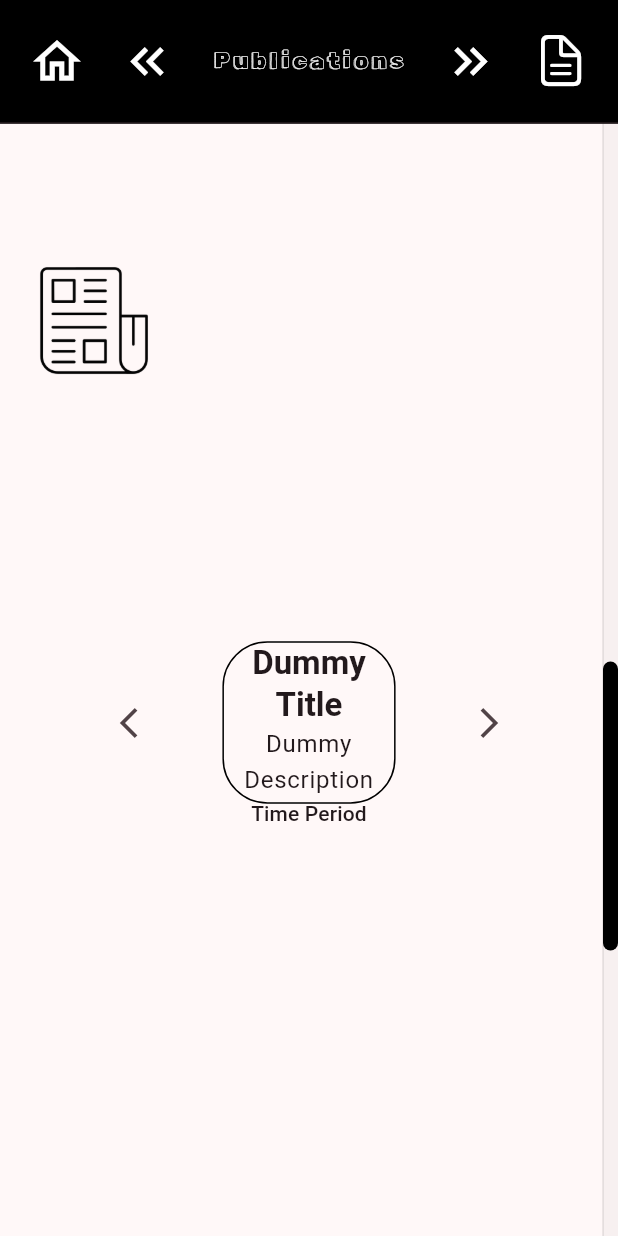
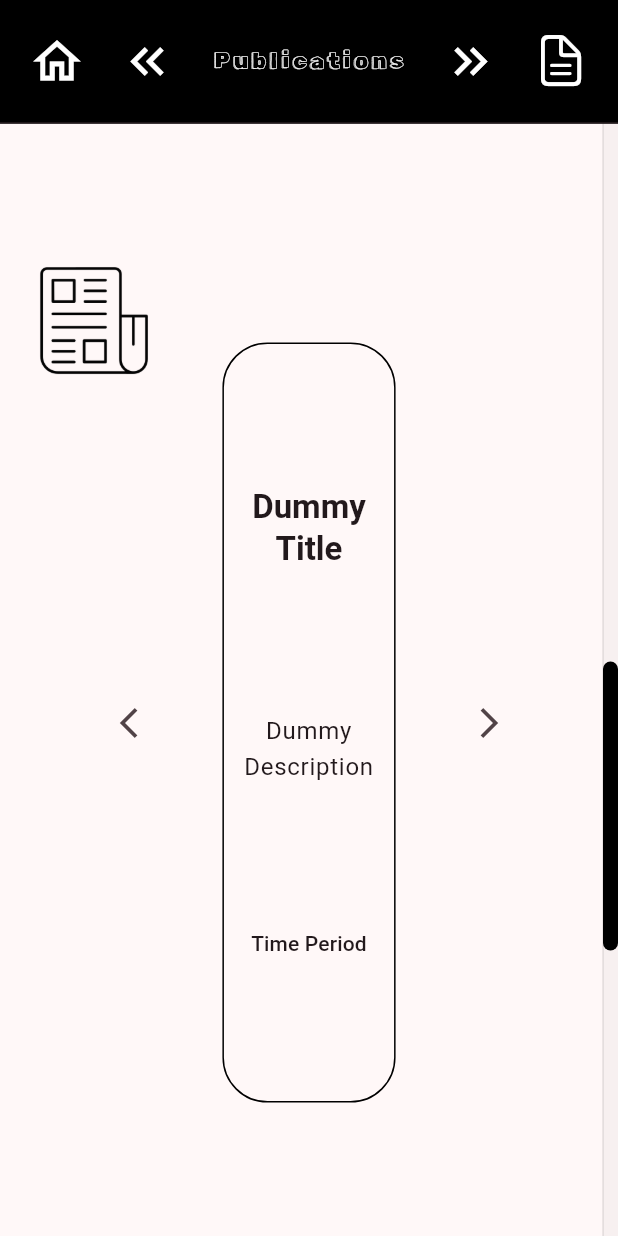
Before and after one commit to siva-ratnakar/home_page, a Flutter app: the ProfessionalPage screen opened by its route, scrolled down 1152 dp, on a phone screen of 412 x 824 dp. Run offline on Flutter 3.47's test engine with Material 3 defaults, Android fonts, the phone set to English and light mode, and no system bars; drawn by our look-alikes of carousel_slider; our stand-ins replace flutter_animate, go_router.

Commit message:
adjust the carousel card in professional page

```diff
--- a/lib/professional/src/body.dart
+++ b/lib/professional/src/body.dart
@@ -22,6 +22,9 @@ class ProfessionalBody extends StatelessWidget {
         controller: ProfessionalScreenHelper().scrollController,
         itemCount: proffItems.length,
         itemBuilder: (context, index) {
+          final offset = PlatformHelper.isWebMobile ? 0.08 : 0.12;
+          final horizontalSize = screenWidth * offset;
+          final verticalSize = screenHeight * offset;
           return Padding(
             key: ValueKey(index),
             padding: EdgeInsets.symmetric(horizontal: screenWidth * 0.03),
@@ -30,8 +33,8 @@ class ProfessionalBody extends StatelessWidget {
                 Positioned.fill(
                   child: Padding(
                     padding: EdgeInsets.symmetric(
-                      horizontal: screenWidth * 0.12,
-                      vertical: screenHeight * 0.12,
+                      horizontal: horizontalSize,
+                      vertical: verticalSize,
                     ),
                     child: proffItems[index].itemsList == null ||
                             proffItems[index].itemsList!.isEmpty
@@ -96,9 +99,11 @@ class CarouselBodyWrapper extends StatelessWidget {
     return Row(
       mainAxisAlignment: MainAxisAlignment.center,
       mainAxisSize: MainAxisSize.max,
+      crossAxisAlignment: CrossAxisAlignment.stretch,
       // TODO(immadisairaj): adjust icon button sizes
       children: [
-        IconButton(
+        Center(
+          child: IconButton(
             onPressed: () {
               if (carouselController != null && carouselController!.ready) {
                 carouselController!.previousPage();
@@ -106,14 +111,17 @@ class CarouselBodyWrapper extends StatelessWidget {
             },
             icon: const Icon(Icons.arrow_back_ios_new_sharp),
           ),
+        ),
         Expanded(child: body),
-        IconButton(
+        Center(
+          child: IconButton(
             onPressed: () {
               if (carouselController != null && carouselController!.ready) {
                 carouselController!.nextPage();
               }
             },
             icon: const Icon(Icons.arrow_forward_ios_sharp),
+          ),
         ),
       ],
     );
@@ -136,7 +144,7 @@ class CarouselBody extends StatelessWidget {
       shaderCallback: (rect) => LinearGradient(
         begin: Alignment.centerLeft,
         end: Alignment.centerRight,
-        stops: const [0.0, 0.15, 0.85, 1.0],
+        stops: const [0.0, 0.2, 0.8, 1.0],
         colors: [
           Theme.of(context).colorScheme.background,
           Colors.transparent,
```
Lines whose indentation alone changed are shown as unchanged.
